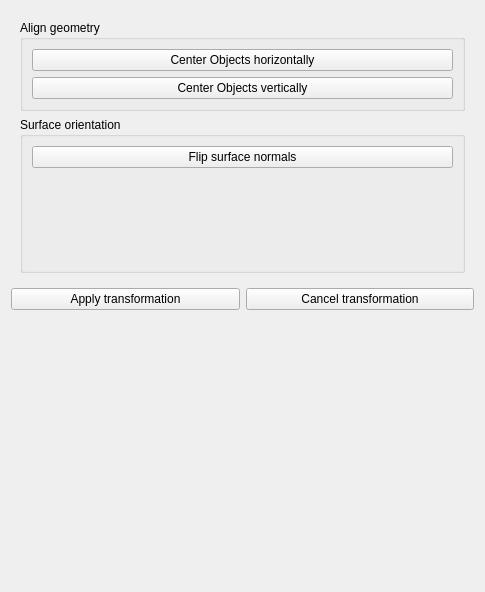
Before: the Qt Designer form SIM-VICUS/src/SVPropEditGeometry.ui in ghorwin/SIM-VICUS, drawn with Qt 5.
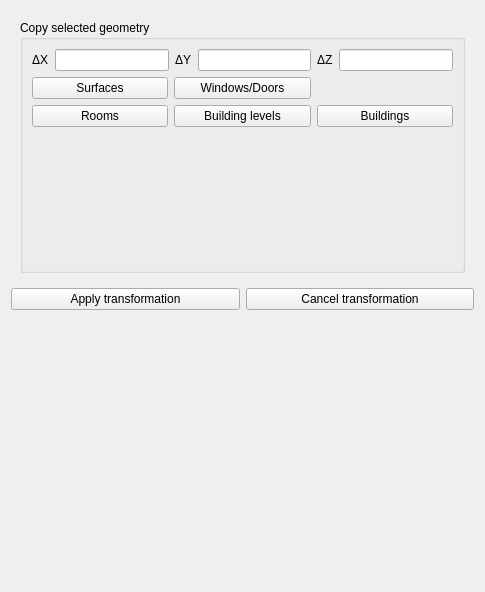
After: the same form once the commit is applied. Custom widgets are drawn as their Qt base class.

Commit message: Copy geometry prepared

Diff of the .ui file:
```diff
--- a/SIM-VICUS/src/SVPropEditGeometry.ui
+++ b/SIM-VICUS/src/SVPropEditGeometry.ui
@@ -14,7 +14,7 @@
    <item>
     <widget class="QStackedWidget" name="stackedWidget">
      <property name="currentIndex">
-      <number>3</number>
+      <number>4</number>
      </property>
      <widget class="QWidget" name="pageTranslation">
       <layout class="QVBoxLayout" name="verticalLayoutTrans">
@@ -512,14 +512,14 @@
           <item>
            <widget class="QPushButton" name="pushButtonCenteHorizontal">
             <property name="text">
-             <string>Center Objects horizontally</string>
+             <string>Center objects horizontally</string>
             </property>
            </widget>
           </item>
           <item>
            <widget class="QPushButton" name="pushButtonCenteHorizontal_2">
             <property name="text">
-             <string>Center Objects vertically</string>
+             <string>Center objects vertically</string>
             </property>
            </widget>
           </item>
@@ -560,6 +560,161 @@
        </item>
       </layout>
      </widget>
+     <widget class="QWidget" name="page">
+      <layout class="QVBoxLayout" name="verticalLayout_2">
+       <item>
+        <widget class="QGroupBox" name="groupBox_2">
+         <property name="title">
+          <string>Copy selected geometry</string>
+         </property>
+         <layout class="QGridLayout" name="gridLayout">
+          <item row="2" column="1">
+           <widget class="QPushButton" name="pushButtonCopyBuildingLevel">
+            <property name="text">
+             <string>Building levels</string>
+            </property>
+           </widget>
+          </item>
+          <item row="1" column="0">
+           <widget class="QPushButton" name="pushButtonCopySurface">
+            <property name="text">
+             <string>Surfaces</string>
+            </property>
+           </widget>
+          </item>
+          <item row="0" column="0" colspan="3">
+           <layout class="QHBoxLayout" name="horizontalLayout_4">
+            <item>
+             <widget class="QLabel" name="labelScaleX_2">
+              <property name="minimumSize">
+               <size>
+                <width>0</width>
+                <height>0</height>
+               </size>
+              </property>
+              <property name="text">
+               <string>ΔX</string>
+              </property>
+             </widget>
+            </item>
+            <item>
+             <widget class="QtExt::ValidatingLineEdit" name="lineEditCopyX">
+              <property name="sizePolicy">
+               <sizepolicy hsizetype="MinimumExpanding" vsizetype="Fixed">
+                <horstretch>0</horstretch>
+                <verstretch>0</verstretch>
+               </sizepolicy>
+              </property>
+              <property name="minimumSize">
+               <size>
+                <width>50</width>
+                <height>0</height>
+               </size>
+              </property>
+              <property name="clearButtonEnabled">
+               <bool>false</bool>
+              </property>
+             </widget>
+            </item>
+            <item>
+             <widget class="QLabel" name="labelScaleY_2">
+              <property name="minimumSize">
+               <size>
+                <width>0</width>
+                <height>0</height>
+               </size>
+              </property>
+              <property name="text">
+               <string>ΔY</string>
+              </property>
+             </widget>
+            </item>
+            <item>
+             <widget class="QtExt::ValidatingLineEdit" name="lineEditCopyY">
+              <property name="sizePolicy">
+               <sizepolicy hsizetype="MinimumExpanding" vsizetype="Fixed">
+                <horstretch>0</horstretch>
+                <verstretch>0</verstretch>
+               </sizepolicy>
+              </property>
+              <property name="minimumSize">
+               <size>
+                <width>50</width>
+                <height>0</height>
+               </size>
+              </property>
+             </widget>
+            </item>
+            <item>
+             <widget class="QLabel" name="labelScaleZ_2">
+              <property name="minimumSize">
+               <size>
+                <width>0</width>
+                <height>0</height>
+               </size>
+              </property>
+              <property name="text">
+               <string>ΔZ</string>
+              </property>
+             </widget>
+            </item>
+            <item>
+             <widget class="QtExt::ValidatingLineEdit" name="lineEditCopyZ">
+              <property name="sizePolicy">
+               <sizepolicy hsizetype="MinimumExpanding" vsizetype="Fixed">
+                <horstretch>0</horstretch>
+                <verstretch>0</verstretch>
+               </sizepolicy>
+              </property>
+              <property name="minimumSize">
+               <size>
+                <width>50</width>
+                <height>0</height>
+               </size>
+              </property>
+             </widget>
+            </item>
+           </layout>
+          </item>
+          <item row="2" column="2">
+           <widget class="QPushButton" name="pushButtonCopyBuilding">
+            <property name="text">
+             <string>Buildings</string>
+            </property>
+           </widget>
+          </item>
+          <item row="2" column="0">
+           <widget class="QPushButton" name="pushButtonCopyRoom">
+            <property name="text">
+             <string>Rooms</string>
+            </property>
+           </widget>
+          </item>
+          <item row="3" column="1">
+           <spacer name="verticalSpacer">
+            <property name="orientation">
+             <enum>Qt::Vertical</enum>
+            </property>
+            <property name="sizeHint" stdset="0">
+             <size>
+              <width>20</width>
+              <height>40</height>
+             </size>
+            </property>
+           </spacer>
+          </item>
+          <item row="1" column="1">
+           <widget class="QPushButton" name="pushButtonCopySubsurface">
+            <property name="text">
+             <string>Windows/Doors</string>
+            </property>
+           </widget>
+          </item>
+         </layout>
+        </widget>
+       </item>
+      </layout>
+     </widget>
     </widget>
    </item>
    <item>
```
Left out of the diff: 4 changed lines with no effect on the pictures. The commit also changes 6 other files.
